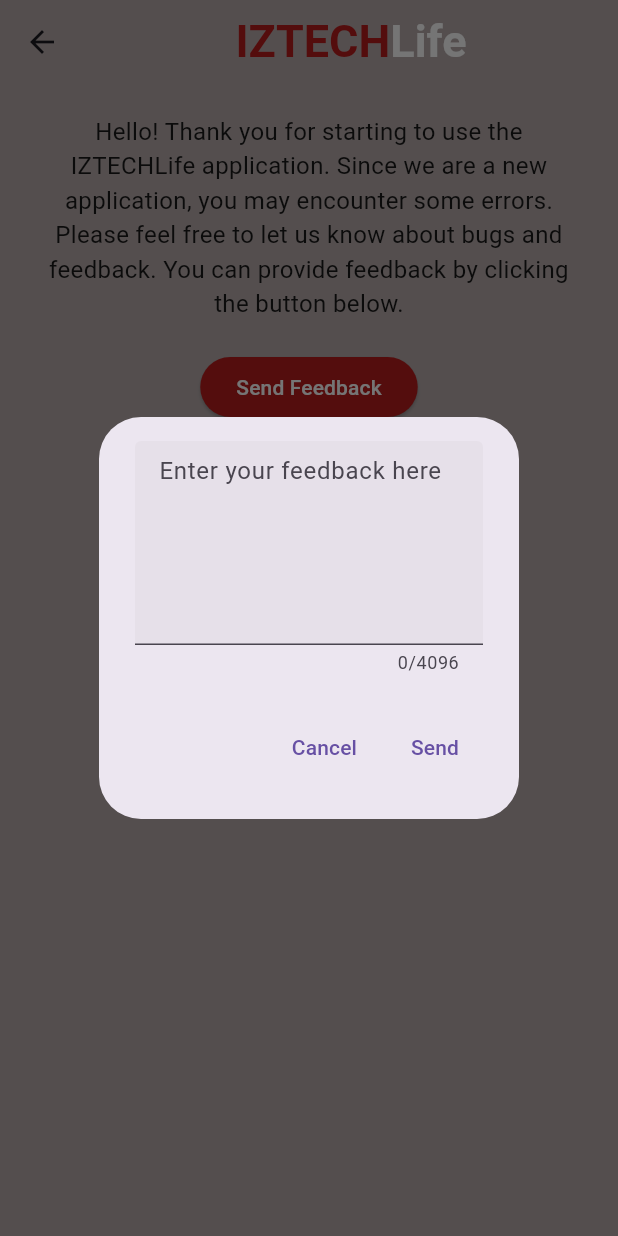
After one commit to OnurAltugg/iztechlife, a Flutter app: the FeedbackPage screen opened directly, after a tap on "Send Feedback", on a phone screen of 412 x 824 dp. The commit adds this screen. Run offline on Flutter 3.47's test engine with Material 3 defaults, Android fonts, the phone set to English and light mode, and no system bars; our stand-ins replace cloud_firestore, datetime_picker_formfield_new, firebase_auth, firebase_core, fluttertoast, random_string; missing offline and left inert: image_field; accounts and stored records are empty.

Commit message:
add feedback page

```diff
--- /dev/null
+++ b/lib/pages/feedback_pages/feedback_dialog.dart
@@ -0,0 +1,76 @@
+import 'package:cloud_firestore/cloud_firestore.dart';
+import 'package:flutter/material.dart';
+
+class FeedbackDialog extends StatefulWidget {
+  const FeedbackDialog({super.key});
+
+  @override
+  State<FeedbackDialog> createState() => _FeedbackDialogState();
+}
+
+class _FeedbackDialogState extends State<FeedbackDialog> {
+  final TextEditingController _controller = TextEditingController();
+  final GlobalKey<FormState> _formKey = GlobalKey();
+
+  @override
+  void dispose() {
+    _controller.dispose();
+    super.dispose();
+  }
+
+  @override
+  Widget build(BuildContext context) {
+    return AlertDialog(
+      content: Form(
+        key: _formKey,
+        child: TextFormField(
+          controller: _controller,
+          keyboardType: TextInputType.multiline,
+          decoration: const InputDecoration(
+            hintText: 'Enter your feedback here',
+            filled: true,
+          ),
+          maxLines: 5,
+          maxLength: 4096,
+          textInputAction: TextInputAction.done,
+          validator: (String? text) {
+            if (text == null || text.isEmpty) {
+              return 'Please enter a value';
+            }
+            return null;
+          },
+        ),
+      ),
+      actions: [
+        TextButton(
+          child: const Text('Cancel'),
+          onPressed: () => Navigator.pop(context),
+        ),
+        TextButton(
+          child: const Text('Send'),
+          onPressed: () async {
+            if (_formKey.currentState!.validate()) {
+              String message;
+
+              try {
+                final collection =
+                FirebaseFirestore.instance.collection('feedback');
+                await collection.doc().set({
+                  'timestamp': FieldValue.serverTimestamp(),
+                  'feedback': _controller.text,
+                });
+
+                message = 'Feedback sent successfully.';
+              } catch (e) {
+                message = 'Error when sending feedback!';
+              }
+              ScaffoldMessenger.of(context)
+                  .showSnackBar(SnackBar(content: Text(message)));
+              Navigator.pop(context);
+            }
+          },
+        )
+      ],
+    );
+  }
+}
--- /dev/null
+++ b/lib/pages/feedback_pages/feedback_page.dart
@@ -0,0 +1,70 @@
+import 'package:flutter/material.dart';
+
+import 'feedback_dialog.dart';
+
+class FeedbackPage extends StatefulWidget {
+  const FeedbackPage({Key? key}) : super(key: key);
+
+  @override
+  State<FeedbackPage> createState() => _FeedbackPageState();
+}
+
+class _FeedbackPageState extends State<FeedbackPage> {
+  @override
+  Widget build(BuildContext context) {
+    return Scaffold(
+      backgroundColor: const Color(0xFFB6ABAB),
+      appBar: AppBar(
+        backgroundColor: const Color(0xFFB6ABAB),
+        title: const Row(
+          mainAxisAlignment: MainAxisAlignment.center,
+          children: [
+            Text(
+              "IZTECH",
+              style: TextStyle(
+                  color: Color(0xFFB71C1C),
+                  fontSize: 30.0,
+                  fontWeight: FontWeight.bold),
+            ),
+            Text(
+              "Life",
+              style: TextStyle(
+                  color: Colors.white,
+                  fontSize: 30.0,
+                  fontWeight: FontWeight.bold),
+            )
+          ],
+        ),
+      ),
+      body: SingleChildScrollView(
+        child: Column(
+          children: [
+            const Padding(
+              padding: EdgeInsets.all(20.0),
+              child: Text(
+                "Hello! Thank you for starting to use the IZTECHLife application. Since we are a new application, you may encounter some "
+                    "errors. Please feel free to let us know about bugs and feedback. You can provide feedback by clicking the button below.",
+                textAlign: TextAlign.center,
+                style: TextStyle(
+                  fontSize: 16.0,
+                  color: Colors.black87,
+                ),
+              ),
+            ),
+            ElevatedButton(
+              style: ElevatedButton.styleFrom(
+                foregroundColor: Colors.white,
+                backgroundColor: const Color(0xFFB71C1C),
+              ),
+              child: const Text('Send Feedback'),
+              onPressed: () {
+                showDialog(
+                    context: context, builder: (context) => const FeedbackDialog());
+              },
+            ),
+          ],
+        ),
+      ),
+    );
+  }
+}
--- a/lib/pages/main_page.dart
+++ b/lib/pages/main_page.dart
@@ -4,6 +4,8 @@ import 'package:iztechlife/pages/hitchhiking_pages/hitchhiking_features.dart';
 import 'package:iztechlife/pages/lost_property_pages/lost_property_features.dart';
 import 'package:iztechlife/pages/profile.dart';
 import 'package:iztechlife/pages/socialisation_pages/socialisation_features.dart';
+
+import 'feedback_pages/feedback_page.dart';
 
 class MainPage extends StatefulWidget {
   const MainPage({super.key});
@@ -63,10 +65,10 @@ class _MainPageState extends State<MainPage> {
                   onPressed: () {
                     Navigator.push(
                       context,
-                      MaterialPageRoute(builder: (context) => const Profile()),
+                      MaterialPageRoute(builder: (context) => const FeedbackPage()),
                     );
                   },
-                  icon: const Icon(Icons.settings, size: 40, color: Colors.black),
+                  icon: const Icon(Icons.feedback_outlined, size: 40, color: Colors.black),
                 ),
               ],
             ),
--- a/pubspec.yaml
+++ b/pubspec.yaml
@@ -42,8 +42,6 @@ dependencies:
   cloud_firestore: ^4.17.2
   random_string: ^2.3.1
   fluttertoast: ^8.2.5
-  google_sign_in: ^6.2.1
-  sign_in_button: ^3.2.0
   crypto: ^3.0.3
 
 dev_dependencies:
```
Also changed, not shown: lib/auth/auth_service.dart (deleted, +0 -63 lines), lib/pages/profile.dart (deleted, +0 -251 lines), pubspec.lock.
